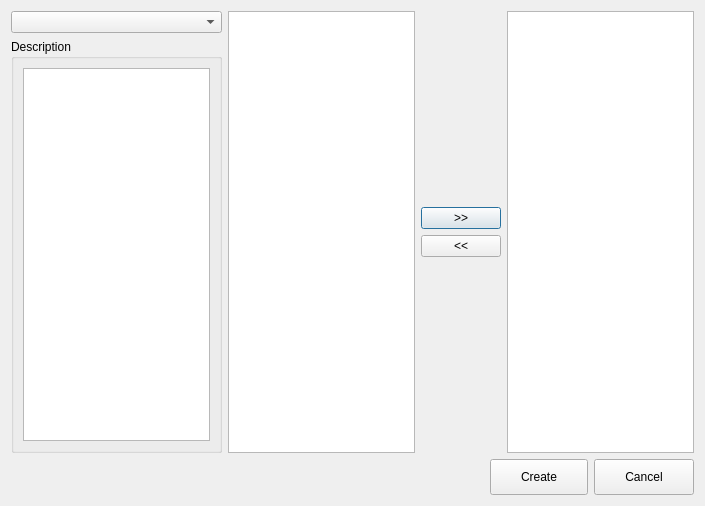
echmet/CEval, file src/dataexporter/schemecreator.ui: the form before one commit.
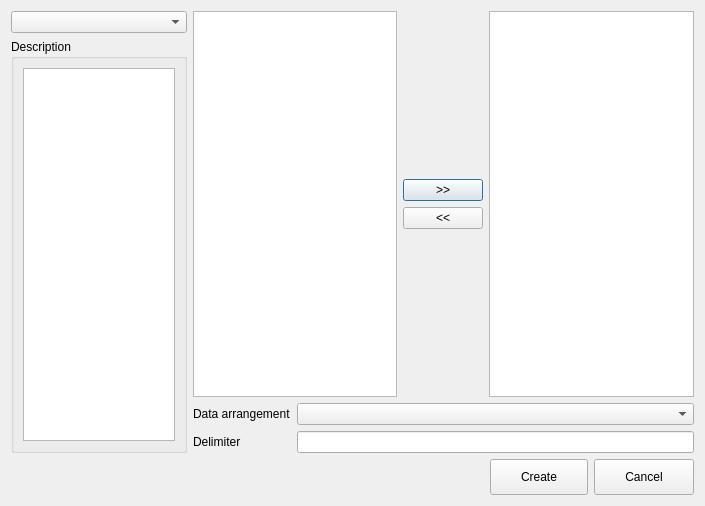
The form after the commit.

Commit message: - Enable editing of existing schemes - Add the choice of delimiter and data arrangement to Schemes - Prepare facility of scheme serialization

The edit to the form file:
```diff
--- a/src/dataexporter/schemecreator.ui
+++ b/src/dataexporter/schemecreator.ui
@@ -50,6 +50,10 @@
       </layout>
      </item>
      <item>
+      <layout class="QVBoxLayout" name="verticalLayout_5">
+       <item>
+        <layout class="QHBoxLayout" name="horizontalLayout_3">
+         <item>
       <widget class="QListView" name="qlv_availableExportables"/>
      </item>
      <item>
@@ -98,6 +102,38 @@
      </item>
      <item>
       <widget class="QListView" name="qlv_selectedExportables"/>
+         </item>
+        </layout>
+       </item>
+       <item>
+        <layout class="QGridLayout" name="gridLayout">
+         <item row="0" column="0">
+          <widget class="QLabel" name="ql_dataArrangement">
+           <property name="text">
+            <string>Data arrangement</string>
+           </property>
+          </widget>
+         </item>
+         <item row="0" column="1">
+          <widget class="QComboBox" name="qcbox_dataArrangement"/>
+         </item>
+         <item row="1" column="0">
+          <widget class="QLabel" name="ql_delimiter">
+           <property name="text">
+            <string>Delimiter</string>
+           </property>
+          </widget>
+         </item>
+         <item row="1" column="1">
+          <widget class="QLineEdit" name="qle_delimiter">
+           <property name="alignment">
+            <set>Qt::AlignRight|Qt::AlignTrailing|Qt::AlignVCenter</set>
+           </property>
+          </widget>
+         </item>
+        </layout>
+       </item>
+      </layout>
      </item>
     </layout>
    </item>
```
Lines whose indentation alone changed are shown as unchanged. The commit also changes 12 other files.
